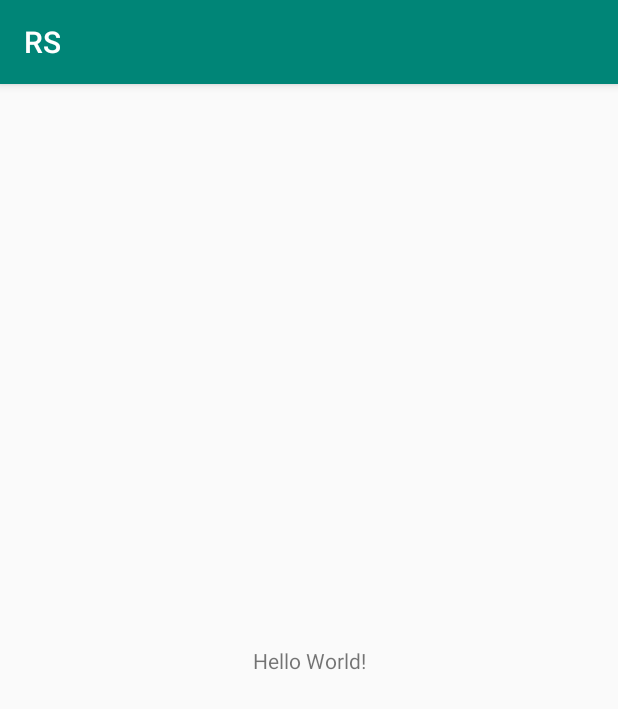
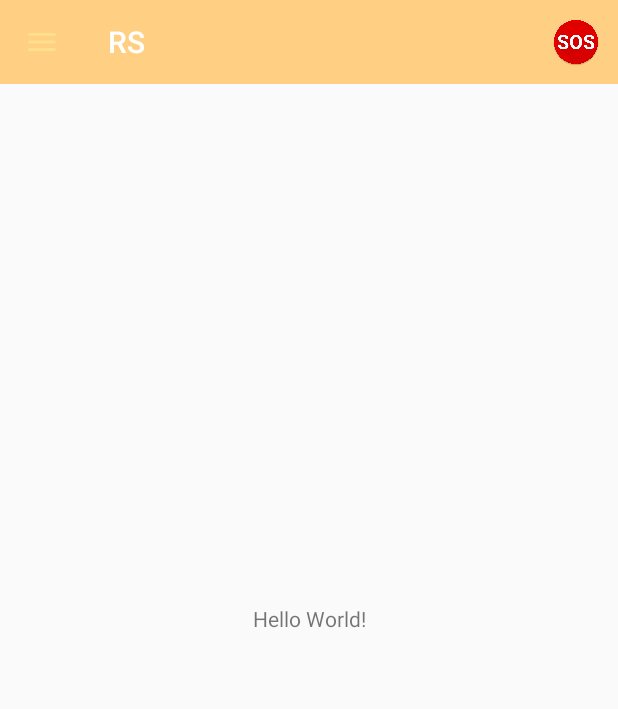
Before and after one commit to call-me-bk/HostelEssentialsRS, an Android app: the screen it shows after launch (MainActivity), on a phone screen of 412 x 824 dp. Shown: the top 709 px of the screen. Run offline under Robolectric (Android 15) with nearby library versions, the phone set to English and light mode, and no system bars.

Commit message:
The appbar is created For Now, I have used the warm theme Later, changes will be introduced to the code to make the user choose the user choose the theme

```diff
--- a/app/src/main/AndroidManifest.xml
+++ b/app/src/main/AndroidManifest.xml
@@ -11,7 +11,7 @@
         android:label="@string/app_name"
         android:roundIcon="@mipmap/ic_launcher_round"
         android:supportsRtl="true"
-        android:theme="@style/AppTheme">
+        android:theme="@style/Theme.AppCompat.Light.NoActionBar">
         <activity android:name=".MainActivity">
             <intent-filter>
                 <action android:name="android.intent.action.MAIN" />
--- a/app/src/main/java/oncreate/projects/hostelessentials/rs/MainActivity.java
+++ b/app/src/main/java/oncreate/projects/hostelessentials/rs/MainActivity.java
@@ -1,8 +1,14 @@
 package oncreate.projects.hostelessentials.rs;
 
+import androidx.appcompat.app.ActionBar;
 import androidx.appcompat.app.AppCompatActivity;
+import androidx.appcompat.widget.Toolbar;
 
 import android.os.Bundle;
+import android.view.Menu;
+import android.view.MenuInflater;
+import android.view.MenuItem;
+import android.widget.Toast;
 
 public class MainActivity extends AppCompatActivity {
 
@@ -10,5 +16,54 @@ public class MainActivity extends AppCompatActivity {
     protected void onCreate(Bundle savedInstanceState) {
         super.onCreate(savedInstanceState);
         setContentView(R.layout.activity_main);
+
+        /*
+        The below code is made by Meenal Shah.
+        It includes code for the appbar.
+        Here we have created onOptionsItemSelected to listen for tapping of the various buttons on the app bar.
+        There are two buttons on the appbar, one for navigation drawer and other for sos button.
+        There is already a button for navigation drawer which opens the side navigation drawer.
+        For now, the buttons will show text toasted.
+         */
+        Toolbar AppBar = findViewById(R.id.appbar);
+        setSupportActionBar(AppBar);
+        AppBar.setTitle(R.string.app_name);
+        AppBar.setTitleTextColor(getResources().getColor(R.color.White));
+
+        final ActionBar actionBar= getSupportActionBar();
+        actionBar.setDisplayHomeAsUpEnabled(true);
+        actionBar.setHomeAsUpIndicator(R.drawable.ic_menu_black_24dp);
+
+    }
+
+    @Override
+    public boolean onCreateOptionsMenu(Menu menu) {
+        MenuInflater inflater=getMenuInflater();
+        inflater.inflate(R.menu.appbar_menu, menu);
+        return super.onCreateOptionsMenu(menu);
+    }
+
+    @Override
+    public boolean onOptionsItemSelected(MenuItem item) {
+        switch (item.getItemId())
+        {
+            case R.id.sos_button: {
+                Toast.makeText(getApplicationContext(), "Clicked SOS", Toast.LENGTH_LONG).show();
+                break;
+            }
+            case R.id.home:
+            {
+                //link navigation drawer over here
+                //drawerLayout.openDrawer=(GravityCompat.START);
+                //return true;
+                Toast.makeText(getApplicationContext(), "Navigation Drawer", Toast.LENGTH_LONG).show();
+                break;
+            }
+            default:
+            {
+                Toast.makeText(getApplicationContext(), "Unknown Error", Toast.LENGTH_LONG).show();
+            }
+        }
+        return super.onOptionsItemSelected(item);
     }
 }
--- /dev/null
+++ b/app/src/main/res/drawable/ic_menu_black_24dp.xml
@@ -0,0 +1,5 @@
+<vector android:height="24dp" android:tint="#FFDF8A"
+    android:viewportHeight="24.0" android:viewportWidth="24.0"
+    android:width="24dp" xmlns:android="http://schemas.android.com/apk/res/android">
+    <path android:fillColor="#FF000000" android:pathData="M3,18h18v-2L3,16v2zM3,13h18v-2L3,11v2zM3,6v2h18L21,6L3,6z"/>
+</vector>
--- a/app/src/main/res/layout/activity_main.xml
+++ b/app/src/main/res/layout/activity_main.xml
@@ -5,6 +5,13 @@
     android:layout_width="match_parent"
     android:layout_height="match_parent"
     tools:context=".MainActivity">
+
+    <!-- Included a file for appbar -->
+    <include
+        layout = "@layout/appbar"
+        android:id="@+id/appbar">
+
+    </include>
 
     <TextView
         android:layout_width="wrap_content"
--- /dev/null
+++ b/app/src/main/res/layout/appbar.xml
@@ -0,0 +1,10 @@
+<?xml version="1.0" encoding="utf-8"?>
+<androidx.appcompat.widget.Toolbar
+    xmlns:android="http://schemas.android.com/apk/res/android"
+    android:layout_width="match_parent"
+    android:layout_height="wrap_content"
+    xmlns:app="http://schemas.android.com/apk/res-auto"
+    app:theme="@style/AppBar_Warm"
+    app:popupTheme="@style/AppBar_Menu">
+
+</androidx.appcompat.widget.Toolbar>
--- /dev/null
+++ b/app/src/main/res/menu/appbar_menu.xml
@@ -0,0 +1,10 @@
+<?xml version="1.0" encoding="utf-8"?>
+<menu xmlns:app="http://schemas.android.com/apk/res-auto"
+    xmlns:android="http://schemas.android.com/apk/res/android">
+    <item
+        android:id="@+id/sos_button"
+        android:icon="@mipmap/sos"
+        android:title="@string/action_sos"
+        app:showAsAction="always"></item>
+
+</menu>
--- a/app/src/main/res/values/strings.xml
+++ b/app/src/main/res/values/strings.xml
@@ -1,3 +1,5 @@
 <resources>
     <string name="app_name">RS</string>
+    <string name="toolbar_id">ToolBar</string>
+    <string name="action_sos">SOS</string>
 </resources>
--- a/app/src/main/res/values/styles.xml
+++ b/app/src/main/res/values/styles.xml
@@ -2,10 +2,20 @@
 
     <!-- Base application theme. -->
     <style name="AppTheme" parent="Theme.AppCompat.Light.DarkActionBar">
-        <!-- Customize your theme here. -->
-        <item name="colorPrimary">@color/colorPrimary</item>
-        <item name="colorPrimaryDark">@color/colorPrimaryDark</item>
-        <item name="colorAccent">@color/colorAccent</item>
+    </style>
+    <!-- Theme Created For AppBar -->
+    <style name="AppBar_Warm" parent="Theme.AppCompat.Light.NoActionBar">
+        <item name="android:background">@color/Orange_Warm</item>
+    </style>
+    <style name="AppBar_Cool" parent="Theme.AppCompat.Light.NoActionBar">
+        <item name="android:background">@color/Blue_Cool</item>
+    </style>
+
+    <!-- Menu Items Theme In AppBar-->
+    <style name="AppBar_Menu" parent="Theme.AppCompat.Light.NoActionBar">
+        <item name="android:background">@color/Off_White</item>
+        <item name="android:overlapAnchor">false</item>
+        <item name="android:dropDownVerticalOffset">-4dp</item>
     </style>
 
 </resources>
--- a/build.gradle
+++ b/build.gradle
@@ -7,7 +7,7 @@ buildscript {
 
     }
     dependencies {
-        classpath 'com.android.tools.build:gradle:3.3.0'
+        classpath 'com.android.tools.build:gradle:3.3.2'
 
         // NOTE: Do not place your application dependencies here; they belong
         // in the individual module build.gradle files
```
Also changed, not shown: app/src/main/res/values/colors.xml (+13 -0 lines), app/src/main/res/mipmap-hdpi/sos.png (added).
